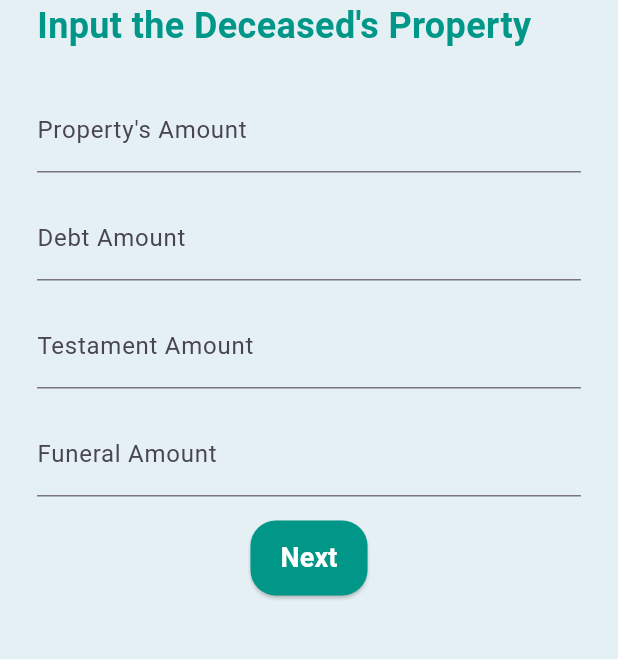
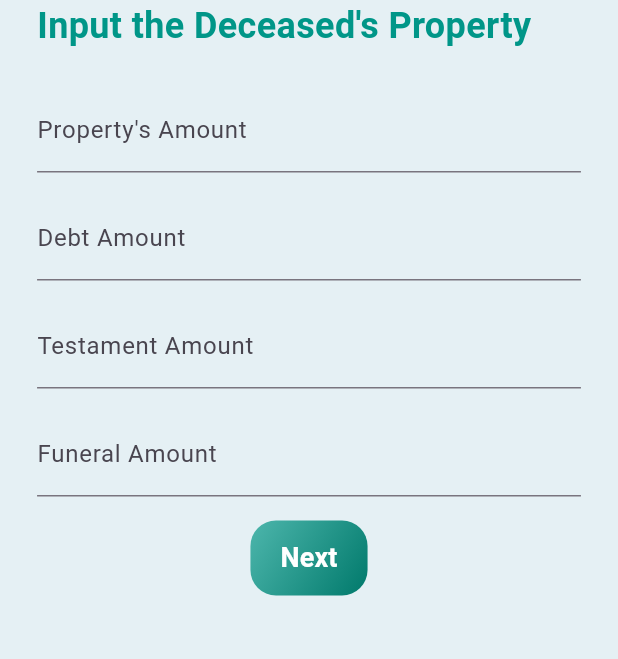
Before and after one commit to faiqhdr/radeena, a Flutter app: the IdentificationPage screen opened by its route, on a phone screen of 412 x 824 dp, the part 84-743 px from its top. Run offline on Flutter 3.47's test engine with Material 3 defaults, Android fonts, the light colour scheme and no system bars; our stand-ins replace animated_text_kit, input_quantity, lottie, sqflite; missing offline and left inert: graphview; accounts and stored records are empty.

Commit message:
create widget common button for consistency

```diff
--- a/lib/views/identification_page.dart
+++ b/lib/views/identification_page.dart
@@ -1,4 +1,5 @@
 import 'package:flutter/material.dart';
+import 'package:radeena/widgets/common_button.dart';
 import 'package:radeena/controllers/identification_controller.dart';
 import 'package:radeena/controllers/impediment_controller.dart';
 import 'package:radeena/models/enums.dart';
@@ -106,22 +107,9 @@ class _IdentificationPageState extends State<IdentificationPage> {
           hint: "Enter amount",
           errorText: _funeralError,
         ),
-        Center(
-          child: ElevatedButton(
-            onPressed: _submitPropertyDetails,
-            style: ElevatedButton.styleFrom(
-              foregroundColor: Colors.white,
-              backgroundColor: Colors.teal,
-              padding: EdgeInsets.symmetric(vertical: 12, horizontal: 20),
-              shape: RoundedRectangleBorder(
-                borderRadius: BorderRadius.circular(17),
-              ),
-            ),
-            child: Text(
-              "Next",
-              style: TextStyle(fontSize: 18, fontWeight: FontWeight.w700),
-            ),
-          ),
+        CommonButton(
+          text: "Next",
+          onPressed: _submitPropertyDetails,
         ),
       ],
     );
@@ -287,22 +275,9 @@ class _IdentificationPageState extends State<IdentificationPage> {
           ],
         ),
         SizedBox(height: 16.0),
-        Center(
-          child: ElevatedButton(
-            onPressed: _submitGenderDetails,
-            style: ElevatedButton.styleFrom(
-              foregroundColor: Colors.white,
-              backgroundColor: Colors.teal,
-              padding: EdgeInsets.symmetric(vertical: 12, horizontal: 20),
-              shape: RoundedRectangleBorder(
-                borderRadius: BorderRadius.circular(17),
-              ),
-            ),
-            child: Text(
-              "Next",
-              style: TextStyle(fontSize: 18, fontWeight: FontWeight.w700),
-            ),
-          ),
+        CommonButton(
+          text: "Next",
+          onPressed: _submitGenderDetails,
         ),
       ],
     );
@@ -339,22 +314,9 @@ class _IdentificationPageState extends State<IdentificationPage> {
         children: [
           ..._buildFamilyMemberInputs(gender),
           SizedBox(height: 15.0),
-          Center(
-            child: ElevatedButton(
-              onPressed: _navigateToImpedimentPage,
-              style: ElevatedButton.styleFrom(
-                foregroundColor: Colors.white,
-                backgroundColor: Colors.teal,
-                padding: EdgeInsets.symmetric(vertical: 12, horizontal: 20),
-                shape: RoundedRectangleBorder(
-                  borderRadius: BorderRadius.circular(17),
-                ),
-              ),
-              child: Text(
-                "Next",
-                style: TextStyle(fontSize: 18, fontWeight: FontWeight.w700),
-              ),
-            ),
+          CommonButton(
+            text: "Next",
+            onPressed: _navigateToImpedimentPage,
           ),
         ],
       ),
--- a/lib/views/inheritance_page.dart
+++ b/lib/views/inheritance_page.dart
@@ -117,13 +117,13 @@ class InheritancePage extends StatelessWidget {
             crossAxisAlignment: CrossAxisAlignment.start,
             children: [
               Padding(
-                padding: EdgeInsets.only(top: 16),
+                padding: EdgeInsets.only(top: 0),
                 child: Text(
                   "Distribution Detail",
                   style: textUnderTitleStyle(),
                 ),
               ),
-              SizedBox(height: 20),
+              SizedBox(height: 25),
               Text(
                 "Property Details",
                 style: TextStyle(fontSize: 16, fontWeight: FontWeight.w500),
--- /dev/null
+++ b/lib/widgets/common_button.dart
@@ -0,0 +1,44 @@
+import 'package:flutter/material.dart';
+
+class CommonButton extends StatelessWidget {
+  final String text;
+  final VoidCallback onPressed;
+
+  const CommonButton({
+    Key? key,
+    required this.text,
+    required this.onPressed,
+  }) : super(key: key);
+
+  @override
+  Widget build(BuildContext context) {
+    return Center(
+      child: Container(
+        decoration: BoxDecoration(
+          gradient: LinearGradient(
+            colors: [Colors.teal.shade300, Colors.teal.shade700],
+            begin: Alignment.topLeft,
+            end: Alignment.bottomRight,
+          ),
+          borderRadius: BorderRadius.circular(17),
+        ),
+        child: ElevatedButton(
+          onPressed: onPressed,
+          style: ElevatedButton.styleFrom(
+            backgroundColor: Colors.transparent,
+            shadowColor: Colors.transparent,
+            padding: EdgeInsets.symmetric(vertical: 12, horizontal: 20),
+            shape: RoundedRectangleBorder(
+              borderRadius: BorderRadius.circular(17),
+            ),
+          ),
+          child: Text(
+            text,
+            style: TextStyle(
+                color: Colors.white, fontSize: 18, fontWeight: FontWeight.w700),
+          ),
+        ),
+      ),
+    );
+  }
+}
```
Also changed, not shown: lib/views/calculation_page.dart (+55 -23 lines), lib/views/confirmation_page.dart (+6 -16 lines), lib/views/impediment_page.dart (+3 -13 lines), lib/views/tree_graph_page.dart (+3 -13 lines).
